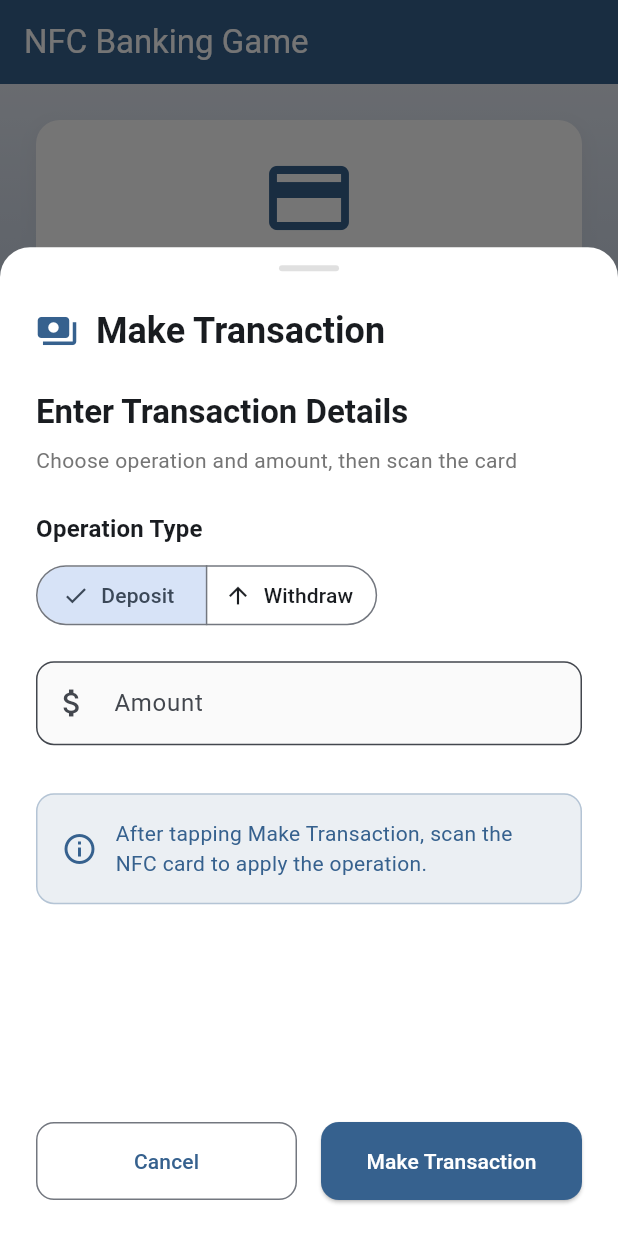
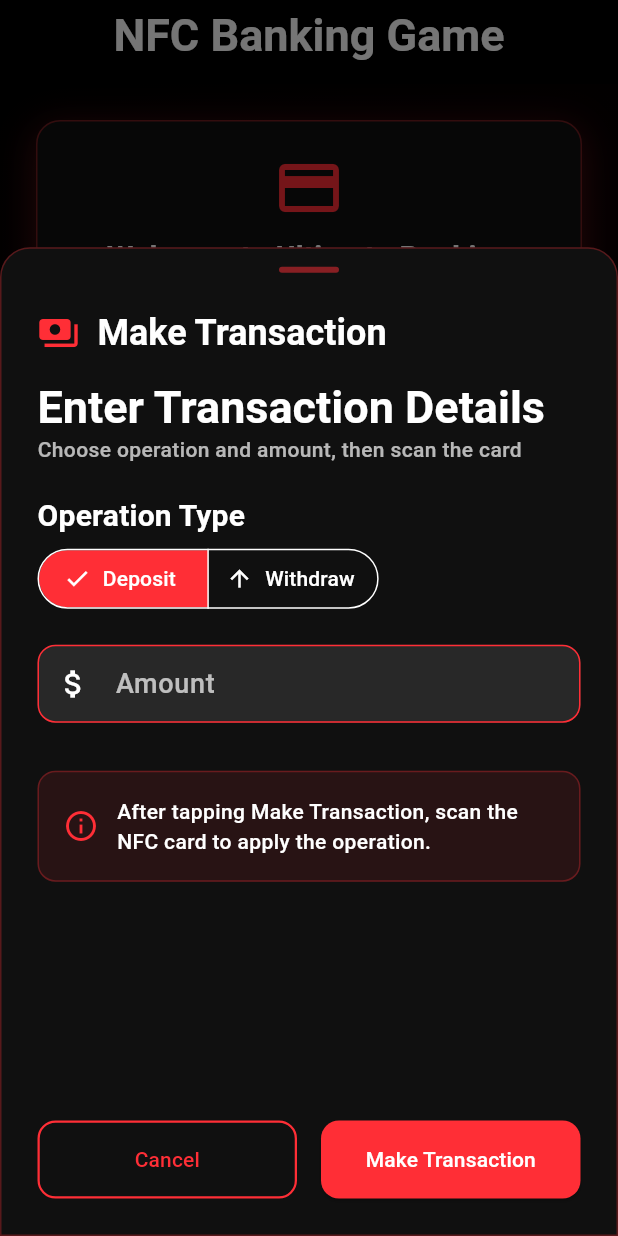
Before and after one commit to ahmed-wael2002/nfc_banking_game, a Flutter app: the screen it shows after launch, after a tap on "Transaction", on a phone screen of 412 x 824 dp. Run offline on Flutter 3.47's test engine with Material 3 defaults, Android fonts, the phone set to English and light mode, and no system bars; our stand-ins replace dartz, equatable, flutter_bloc, freezed_annotation, get_it; missing offline and left inert: flutter_nfc_kit, ndef; Roboto replaces fonts that are missing (Cairo).

Commit message:
Apply dark theme and update UI for black/red palette
Introduces a custom dark theme with black backgrounds and red accents across the app. Updates text styles, modal backgrounds, button colors, and gradients to match the new palette. Refactors widget color usage to rely on theme colors, ensuring consistent appearance and improved readability in dark mode.

```diff
--- a/lib/features/home/presentation/pages/home_page.dart
+++ b/lib/features/home/presentation/pages/home_page.dart
@@ -40,18 +40,15 @@ class _HomePageBodyState extends State<HomePageBody> {
     return Scaffold(
       appBar: AppBar(
         title: const Text('NFC Banking Game'),
-        backgroundColor: Theme.of(context).colorScheme.primary,
+        backgroundColor: Theme.of(context).colorScheme.background,
         foregroundColor: Colors.white,
       ),
       body: Container(
         decoration: BoxDecoration(
-          gradient: LinearGradient(
-            begin: Alignment.topCenter,
-            end: Alignment.bottomCenter,
-            colors: [
-              Theme.of(context).colorScheme.primary.withOpacity(0.1),
-              Colors.white,
-            ],
+          gradient: const LinearGradient(
+            begin: Alignment.topLeft,
+            end: Alignment.bottomRight,
+            colors: [Color(0xFF000000), Color(0xFF160005)],
           ),
         ),
         child: Padding(
@@ -64,14 +61,21 @@ class _HomePageBodyState extends State<HomePageBody> {
               Container(
                 padding: const EdgeInsets.all(20),
                 decoration: BoxDecoration(
-                  color: Colors.white,
+                  color: Theme.of(context).colorScheme.surface,
                   borderRadius: BorderRadius.circular(16),
+                  border: Border.all(
+                    color: Theme.of(
+                      context,
+                    ).colorScheme.primary.withOpacity(0.4),
+                  ),
                   boxShadow: [
                     BoxShadow(
-                      color: Colors.grey.withOpacity(0.1),
-                      spreadRadius: 1,
-                      blurRadius: 10,
-                      offset: const Offset(0, 4),
+                      color: Theme.of(
+                        context,
+                      ).colorScheme.primary.withOpacity(0.25),
+                      spreadRadius: 2,
+                      blurRadius: 20,
+                      offset: const Offset(0, 6),
                     ),
                   ],
                 ),
@@ -79,17 +83,16 @@ class _HomePageBodyState extends State<HomePageBody> {
                   children: [
                     Icon(
                       Icons.credit_card,
-                      size: 64,
+                      size: 48,
                       color: Theme.of(context).colorScheme.primary,
                     ),
-                    const SizedBox(height: 16),
+                    const SizedBox(height: 12),
                     Text(
                       'Welcome to Ultimate Banking Game',
-                      style: Theme.of(context).textTheme.headlineSmall
-                          ?.copyWith(
-                            fontWeight: FontWeight.bold,
-                            color: Theme.of(context).colorScheme.primary,
-                          ),
+                      style: Theme.of(context).textTheme.titleMedium?.copyWith(
+                        fontWeight: FontWeight.w700,
+                        color: Colors.white,
+                      ),
                       textAlign: TextAlign.center,
                     ),
                     const SizedBox(height: 8),
@@ -97,7 +100,7 @@ class _HomePageBodyState extends State<HomePageBody> {
                       'Manage your NFC banking experience',
                       style: Theme.of(
                         context,
-                      ).textTheme.bodyLarge?.copyWith(color: Colors.grey[600]),
+                      ).textTheme.bodyMedium?.copyWith(color: Colors.white70),
                       textAlign: TextAlign.center,
                     ),
                   ],
@@ -126,7 +129,7 @@ class _HomePageBodyState extends State<HomePageBody> {
                           title: 'Scan Card',
                           subtitle: 'Read card data',
                           onTap: () => _showNfcScanModal(context),
-                          color: Colors.blue,
+                          color: Theme.of(context).colorScheme.primary,
                         ),
                         _buildActionButton(
                           context,
@@ -134,7 +137,7 @@ class _HomePageBodyState extends State<HomePageBody> {
                           title: 'Register User',
                           subtitle: 'Create new user',
                           onTap: () => _showCreateUserModal(context),
-                          color: Colors.green,
+                          color: Theme.of(context).colorScheme.primary,
                         ),
                         _buildActionButton(
                           context,
@@ -142,7 +145,7 @@ class _HomePageBodyState extends State<HomePageBody> {
                           title: 'Transaction',
                           subtitle: 'Deposit or withdraw',
                           onTap: () => _showTransactionModal(context),
-                          color: Colors.purple,
+                          color: Theme.of(context).colorScheme.primary,
                         ),
                       ],
                     );
@@ -169,16 +172,17 @@ class _HomePageBodyState extends State<HomePageBody> {
       child: Container(
         padding: const EdgeInsets.all(16),
         decoration: BoxDecoration(
-          color: Colors.white,
+          color: Theme.of(context).colorScheme.surface,
           borderRadius: BorderRadius.circular(16),
           boxShadow: [
             BoxShadow(
-              color: color.withOpacity(0.2),
-              spreadRadius: 1,
-              blurRadius: 10,
-              offset: const Offset(0, 4),
+              color: color.withOpacity(0.35),
+              spreadRadius: 2,
+              blurRadius: 18,
+              offset: const Offset(0, 6),
             ),
           ],
+          border: Border.all(color: color.withOpacity(0.4)),
         ),
         child: Column(
           mainAxisAlignment: MainAxisAlignment.start,
@@ -186,18 +190,18 @@ class _HomePageBodyState extends State<HomePageBody> {
             Container(
               padding: const EdgeInsets.all(12),
               decoration: BoxDecoration(
-                color: color.withOpacity(0.1),
+                color: color.withOpacity(0.15),
                 borderRadius: BorderRadius.circular(12),
               ),
-              child: Icon(icon, size: 32, color: color),
+              child: Icon(icon, size: 28, color: Colors.white),
             ),
             const SizedBox(height: 12),
             Flexible(
               child: Text(
                 title,
-                style: Theme.of(context).textTheme.titleMedium?.copyWith(
+                style: Theme.of(context).textTheme.titleSmall?.copyWith(
                   fontWeight: FontWeight.bold,
-                  color: Colors.black87,
+                  color: Colors.white,
                 ),
                 textAlign: TextAlign.center,
                 maxLines: 2,
@@ -211,7 +215,7 @@ class _HomePageBodyState extends State<HomePageBody> {
                 subtitle,
                 style: Theme.of(
                   context,
-                ).textTheme.bodySmall?.copyWith(color: Colors.grey[600]),
+                ).textTheme.bodySmall?.copyWith(color: Colors.white70),
                 textAlign: TextAlign.center,
                 maxLines: 2,
                 overflow: TextOverflow.ellipsis,
--- a/lib/features/home/presentation/widgets/make_transaction_modal.dart
+++ b/lib/features/home/presentation/widgets/make_transaction_modal.dart
@@ -4,6 +4,7 @@ import 'package:nfc/core/layers/presentation/state/requests/request_cubit/reques
 import 'package:nfc/features/home/domain/entities/operation_type_enum.dart';
 import 'package:nfc/features/home/domain/entities/user.dart';
 import 'package:nfc/features/home/presentation/blocs/make_transaction_bloc.dart';
+import 'package:nfc/core/theme/app_colors.dart';
 
 class MakeTransactionModal extends StatefulWidget {
   const MakeTransactionModal({super.key});
@@ -28,9 +29,12 @@ class _MakeTransactionModalState extends State<MakeTransactionModal> {
   Widget build(BuildContext context) {
     return Container(
       height: MediaQuery.of(context).size.height * 0.8,
-      decoration: const BoxDecoration(
-        color: Colors.white,
-        borderRadius: BorderRadius.vertical(top: Radius.circular(20)),
+      decoration: BoxDecoration(
+        color: Theme.of(context).colorScheme.surface,
+        borderRadius: const BorderRadius.vertical(top: Radius.circular(20)),
+        border: Border.all(
+          color: Theme.of(context).colorScheme.primary.withOpacity(0.3),
+        ),
       ),
       child: Column(
         children: [
@@ -40,7 +44,7 @@ class _MakeTransactionModalState extends State<MakeTransactionModal> {
             width: 40,
             height: 4,
             decoration: BoxDecoration(
-              color: Colors.grey[300],
+              color: Theme.of(context).colorScheme.primary.withOpacity(0.5),
               borderRadius: BorderRadius.circular(2),
             ),
           ),
@@ -60,6 +64,7 @@ class _MakeTransactionModalState extends State<MakeTransactionModal> {
                   'Make Transaction',
                   style: Theme.of(context).textTheme.headlineSmall?.copyWith(
                     fontWeight: FontWeight.bold,
+                    color: Colors.white,
                   ),
                 ),
               ],
@@ -140,7 +145,7 @@ class _MakeTransactionModalState extends State<MakeTransactionModal> {
               'Choose operation and amount, then scan the card',
               style: Theme.of(
                 context,
-              ).textTheme.bodyMedium?.copyWith(color: Colors.grey[600]),
+              ).textTheme.bodyMedium?.copyWith(color: Colors.white70),
             ),
             const SizedBox(height: 24),
 
@@ -152,7 +157,11 @@ class _MakeTransactionModalState extends State<MakeTransactionModal> {
               ).textTheme.titleMedium?.copyWith(fontWeight: FontWeight.w600),
             ),
             const SizedBox(height: 8),
-            SegmentedButton<OperationTypeEnum>(
+            Theme(
+              data: Theme.of(
+                context,
+              ).copyWith(canvasColor: Theme.of(context).colorScheme.surface),
+              child: SegmentedButton<OperationTypeEnum>(
                 segments: const <ButtonSegment<OperationTypeEnum>>[
                   ButtonSegment(
                     value: OperationTypeEnum.deposit,
@@ -174,6 +183,7 @@ class _MakeTransactionModalState extends State<MakeTransactionModal> {
                   }
                 },
               ),
+            ),
 
             const SizedBox(height: 20),
 
@@ -188,7 +198,7 @@ class _MakeTransactionModalState extends State<MakeTransactionModal> {
                   borderRadius: BorderRadius.circular(12),
                 ),
                 filled: true,
-                fillColor: Colors.grey[50],
+                fillColor: Colors.white10,
               ),
               keyboardType: const TextInputType.numberWithOptions(
                 decimal: true,
@@ -232,9 +242,9 @@ class _MakeTransactionModalState extends State<MakeTransactionModal> {
                   Expanded(
                     child: Text(
                       'After tapping Make Transaction, scan the NFC card to apply the operation.',
-                      style: Theme.of(context).textTheme.bodyMedium?.copyWith(
-                        color: Theme.of(context).colorScheme.primary,
-                      ),
+                      style: Theme.of(
+                        context,
+                      ).textTheme.bodyMedium?.copyWith(color: Colors.white),
                     ),
                   ),
                 ],
@@ -266,9 +276,10 @@ class _MakeTransactionModalState extends State<MakeTransactionModal> {
           const SizedBox(height: 24),
           Text(
             'Processing Transaction...',
-            style: Theme.of(
-              context,
-            ).textTheme.headlineSmall?.copyWith(fontWeight: FontWeight.bold),
+            style: Theme.of(context).textTheme.headlineSmall?.copyWith(
+              fontWeight: FontWeight.bold,
+              color: Colors.white,
+            ),
             textAlign: TextAlign.center,
           ),
           const SizedBox(height: 12),
@@ -276,11 +287,15 @@ class _MakeTransactionModalState extends State<MakeTransactionModal> {
             'Hold the NFC card near the device to complete the transaction',
             style: Theme.of(
               context,
-            ).textTheme.bodyLarge?.copyWith(color: Colors.grey[600]),
+            ).textTheme.bodyLarge?.copyWith(color: Colors.white70),
             textAlign: TextAlign.center,
           ),
           const SizedBox(height: 24),
-          const CircularProgressIndicator(),
+          CircularProgressIndicator(
+            valueColor: AlwaysStoppedAnimation<Color>(
+              Theme.of(context).colorScheme.primary,
+            ),
+          ),
         ],
       ),
     );
@@ -294,13 +309,13 @@ class _MakeTransactionModalState extends State<MakeTransactionModal> {
           Container(
             padding: const EdgeInsets.all(20),
             decoration: BoxDecoration(
-              color: Colors.green.withOpacity(0.1),
+              color: AppColors.acceptedGreen.withOpacity(0.1),
               shape: BoxShape.circle,
             ),
-            child: const Icon(
+            child: Icon(
               Icons.check_circle,
               size: 64,
-              color: Colors.green,
+              color: AppColors.acceptedGreen,
             ),
           ),
           const SizedBox(height: 24),
@@ -308,7 +323,7 @@ class _MakeTransactionModalState extends State<MakeTransactionModal> {
             'Transaction Successful!',
             style: Theme.of(context).textTheme.headlineSmall?.copyWith(
               fontWeight: FontWeight.bold,
-              color: Colors.green,
+              color: AppColors.acceptedGreen,
             ),
             textAlign: TextAlign.center,
           ),
@@ -317,7 +332,7 @@ class _MakeTransactionModalState extends State<MakeTransactionModal> {
             'The NFC card has been updated with the new balance',
             style: Theme.of(
               context,
-            ).textTheme.bodyLarge?.copyWith(color: Colors.grey[600]),
+            ).textTheme.bodyLarge?.copyWith(color: Colors.white70),
             textAlign: TextAlign.center,
           ),
           const SizedBox(height: 32),
@@ -325,7 +340,7 @@ class _MakeTransactionModalState extends State<MakeTransactionModal> {
             onPressed: () => Navigator.pop(context),
             style: ElevatedButton.styleFrom(
               padding: const EdgeInsets.symmetric(horizontal: 32, vertical: 16),
-              backgroundColor: Colors.green,
+              backgroundColor: AppColors.acceptedGreen,
               foregroundColor: Colors.white,
               shape: RoundedRectangleBorder(
                 borderRadius: BorderRadius.circular(12),
@@ -357,7 +372,7 @@ class _MakeTransactionModalState extends State<MakeTransactionModal> {
             'Transaction Failed',
             style: Theme.of(context).textTheme.headlineSmall?.copyWith(
               fontWeight: FontWeight.bold,
-              color: Colors.red,
+              color: Colors.white,
             ),
           ),
           const SizedBox(height: 12),
@@ -365,7 +380,7 @@ class _MakeTransactionModalState extends State<MakeTransactionModal> {
             errorMessage,
             style: Theme.of(
               context,
-            ).textTheme.bodyLarge?.copyWith(color: Colors.grey[600]),
+            ).textTheme.bodyLarge?.copyWith(color: Colors.white70),
             textAlign: TextAlign.center,
           ),
           const SizedBox(height: 24),
@@ -373,7 +388,7 @@ class _MakeTransactionModalState extends State<MakeTransactionModal> {
             'Please ensure the NFC card is positioned correctly and try again.',
             style: Theme.of(
               context,
-            ).textTheme.bodyMedium?.copyWith(color: Colors.grey[500]),
+            ).textTheme.bodyMedium?.copyWith(color: Colors.white60),
             textAlign: TextAlign.center,
           ),
           const SizedBox(height: 32),
--- a/lib/main.dart
+++ b/lib/main.dart
@@ -1,6 +1,8 @@
 import 'package:flutter/material.dart';
 import 'package:nfc/service_locator.dart';
 import 'package:nfc/features/home/presentation/pages/home_page.dart';
+import 'package:nfc/core/theme/app_colors.dart';
+import 'package:nfc/core/theme/app_theme.dart';
 
 void main() {
   WidgetsFlutterBinding.ensureInitialized();
@@ -15,15 +17,88 @@ class MyApp extends StatelessWidget {
   Widget build(BuildContext context) {
     return MaterialApp(
       title: 'Ultimate Banking Game',
-      theme: ThemeData(
-        colorScheme: ColorScheme.fromSeed(
-          seedColor: Colors.blue,
-          brightness: Brightness.light,
-        ),
-        useMaterial3: true,
-      ),
+      theme: _buildBlackRedTheme(),
       home: const HomePage(),
       debugShowCheckedModeBanner: false,
     );
   }
 }
+
+ThemeData _buildBlackRedTheme() {
+  const Color primaryRed = AppColors.brightRed; // Accent red
+  const Color darkBackground = Colors.black;
+  const Color darkSurface = Color(0xFF101010);
+
+  final ColorScheme colorScheme = const ColorScheme(
+    brightness: Brightness.dark,
+    primary: primaryRed,
+    onPrimary: Colors.white,
+    secondary: primaryRed,
+    onSecondary: Colors.white,
+    error: AppColors.red,
+    onError: Colors.white,
+    background: darkBackground,
+    onBackground: Colors.white,
+    surface: darkSurface,
+    onSurface: Colors.white,
+  );
+
+  return ThemeData(
+    useMaterial3: true,
+    colorScheme: colorScheme,
+    scaffoldBackgroundColor: darkBackground,
+    textTheme: AppTextTheme.appTextTheme.apply(
+      bodyColor: Colors.white,
+      displayColor: Colors.white,
+    ),
+    appBarTheme: AppBarTheme(
+      backgroundColor: darkBackground,
+      foregroundColor: Colors.white,
+      elevation: 0,
+      centerTitle: true,
+      titleTextStyle: AppTextStyles.titleMediumTextStyle40.copyWith(
+        color: Colors.white,
+      ),
+    ),
+    elevatedButtonTheme: ElevatedButtonThemeData(
+      style: ElevatedButton.styleFrom(
+        backgroundColor: primaryRed,
+        foregroundColor: Colors.white,
+        padding: const EdgeInsets.symmetric(vertical: 14, horizontal: 16),
+        shape: RoundedRectangleBorder(borderRadius: BorderRadius.circular(14)),
+      ),
+    ),
+    outlinedButtonTheme: OutlinedButtonThemeData(
+      style: OutlinedButton.styleFrom(
+        foregroundColor: primaryRed,
+        side: const BorderSide(color: primaryRed, width: 1.5),
+        padding: const EdgeInsets.symmetric(vertical: 14, horizontal: 16),
+        shape: RoundedRectangleBorder(borderRadius: BorderRadius.circular(14)),
+      ),
+    ),
+    inputDecorationTheme: InputDecorationTheme(
+      filled: true,
+      fillColor: Colors.white10,
+      hintStyle: const TextStyle(color: Colors.white70),
+      labelStyle: const TextStyle(color: Colors.white70),
+      enabledBorder: OutlineInputBorder(
+        borderRadius: BorderRadius.circular(12),
+        borderSide: const BorderSide(color: primaryRed, width: 1),
+      ),
+      focusedBorder: OutlineInputBorder(
+        borderRadius: BorderRadius.circular(12),
+        borderSide: const BorderSide(color: primaryRed, width: 2),
+      ),
+      errorBorder: OutlineInputBorder(
+        borderRadius: BorderRadius.circular(12),
+        borderSide: const BorderSide(color: AppColors.red, width: 1),
+      ),
+      focusedErrorBorder: OutlineInputBorder(
+        borderRadius: BorderRadius.circular(12),
+        borderSide: const BorderSide(color: AppColors.red, width: 2),
+      ),
+    ),
+    iconTheme: const IconThemeData(color: primaryRed),
+    dividerColor: Colors.white12,
+  );
+}
```
Also changed, not shown: lib/core/theme/app_theme.dart (+30 -18 lines), lib/features/home/presentation/widgets/create_user_modal.dart (+35 -25 lines), lib/features/home/presentation/widgets/nfc_scan_modal.dart (+41 -30 lines). Lines whose indentation alone changed are shown as unchanged.
